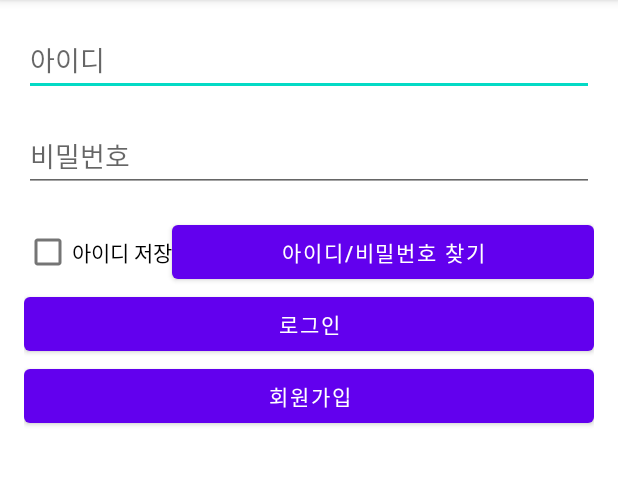
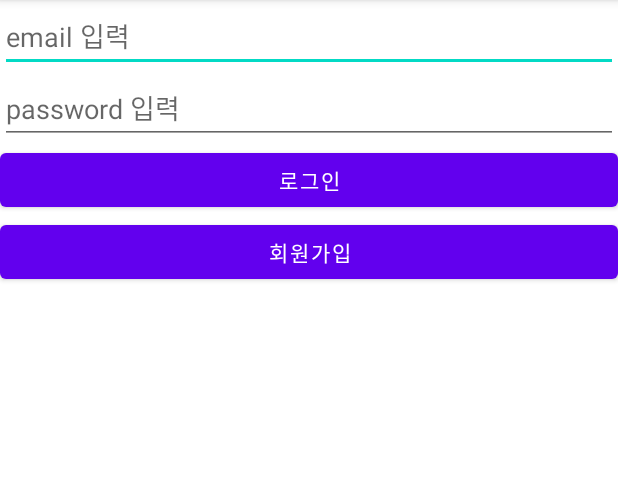
Before and after one commit to kor-jongwon/mobile, an Android app: the screen it shows after launch (MainActivity), on a phone screen of 412 x 824 dp, the part 84-569 px from its top. Run offline under Robolectric (Android 15) with nearby library versions, the phone set to English and light mode, and no system bars.

Commit message:
main화면 기본안으로 수정

```diff
--- a/app/src/main/res/layout/activity_main.xml
+++ b/app/src/main/res/layout/activity_main.xml
@@ -1,82 +1,34 @@
-<!-- res/layout/login_layout.xml -->
-
-<LinearLayout
-    xmlns:android="http://schemas.android.com/apk/res/android"
+<?xml version="1.0" encoding="utf-8"?>
+<LinearLayout xmlns:android="http://schemas.android.com/apk/res/android"
     xmlns:app="http://schemas.android.com/apk/res-auto"
     xmlns:tools="http://schemas.android.com/tools"
     android:layout_width="match_parent"
     android:layout_height="match_parent"
     android:orientation="vertical"
-    android:padding="16dp"
     tools:context=".MainActivity">
 
-    <!-- 아이디 입력 -->
     <EditText
-        android:id="@+id/editTextId"
         android:layout_width="match_parent"
         android:layout_height="wrap_content"
-        android:hint="아이디"
-        android:inputType="text"
-        android:layout_marginBottom="16dp"/>
+        android:id="@+id/edit_email"
+        android:hint="email 입력" />
 
-    <!-- 비밀번호 입력 -->
     <EditText
-        android:id="@+id/editTextPassword"
         android:layout_width="match_parent"
         android:layout_height="wrap_content"
-        android:hint="비밀번호"
+        android:id="@+id/edit_password"
         android:inputType="textPassword"
-        android:layout_marginBottom="16dp"/>
+        android:hint="password 입력" />
 
-    <!-- 버튼 그룹 -->
-    <LinearLayout
+    <Button
         android:layout_width="match_parent"
         android:layout_height="wrap_content"
-        android:orientation="horizontal">
+        android:text="로그인"
+        android:id="@+id/btn_login" />
 
-    <!-- 아이디 저장 체크박스 -->
-    <CheckBox
-        android:id="@+id/checkBoxSaveId"
-        android:layout_width="wrap_content"
-        android:layout_height="wrap_content"
-        android:text="아이디 저장"  />
-
-    <!-- 아이디/비밀번호 찾기 버튼 -->
-    <Button
-        android:id="@+id/buttonFindCredentials"
-        android:layout_width="match_parent"
-        android:layout_height="wrap_content"
-        android:text="아이디/비밀번호 찾기"
-        android:clickable="true"
-        android:onClick="goToFindCredentials" />
-
-    </LinearLayout>
-
-
-    <!-- 버튼 그룹 -->
-    <LinearLayout
-        android:layout_width="match_parent"
-        android:layout_height="wrap_content"
-        android:orientation="horizontal"/>
-    <!-- 로그인 버튼 -->
-    <Button
-        android:id="@+id/buttonLogin"
-        android:layout_width="match_parent"
-        android:layout_height="wrap_content"
-        android:text="로그인"/>
-
-    <!-- 회원가입 버튼 -->
     <Button
         android:layout_width="match_parent"
         android:layout_height="wrap_content"
         android:text="회원가입"
-        android:onClick="goToSignUp" />
-    >
-
-
-
-
-
-
-
+        android:id="@+id/btn_register" /> <!-- 회원가입 버튼 추가 -->
 </LinearLayout>
```
